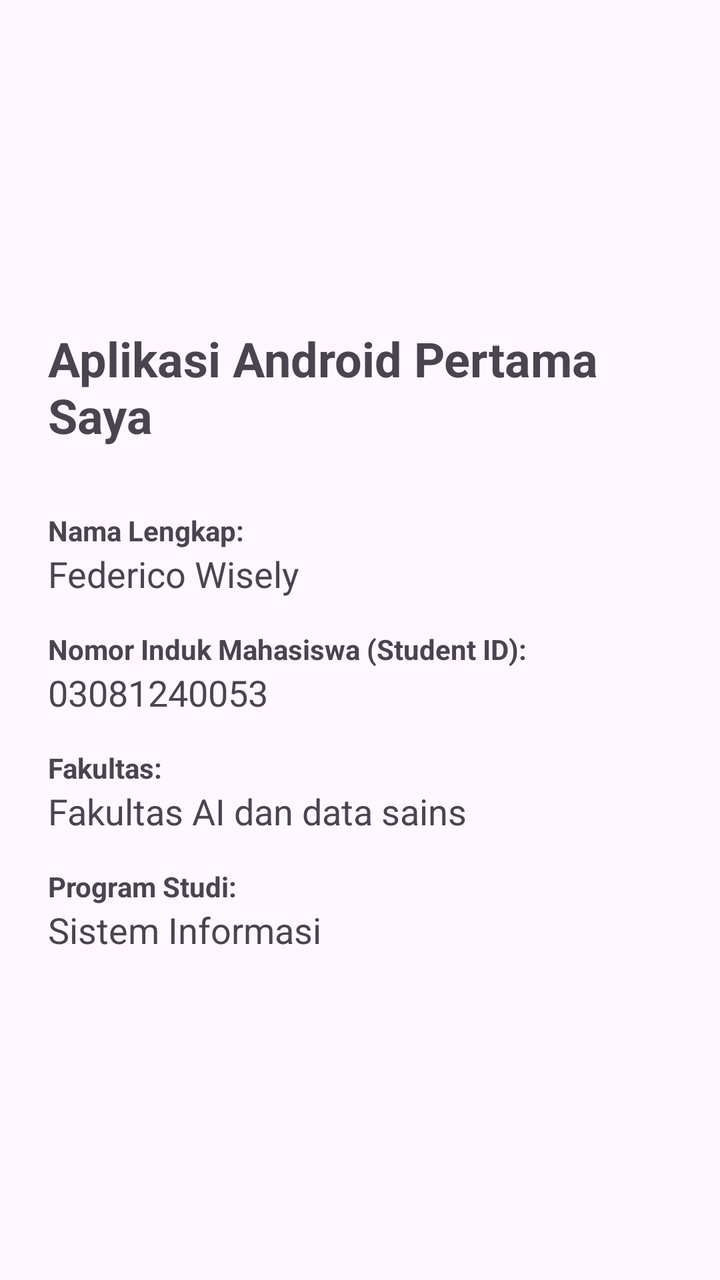
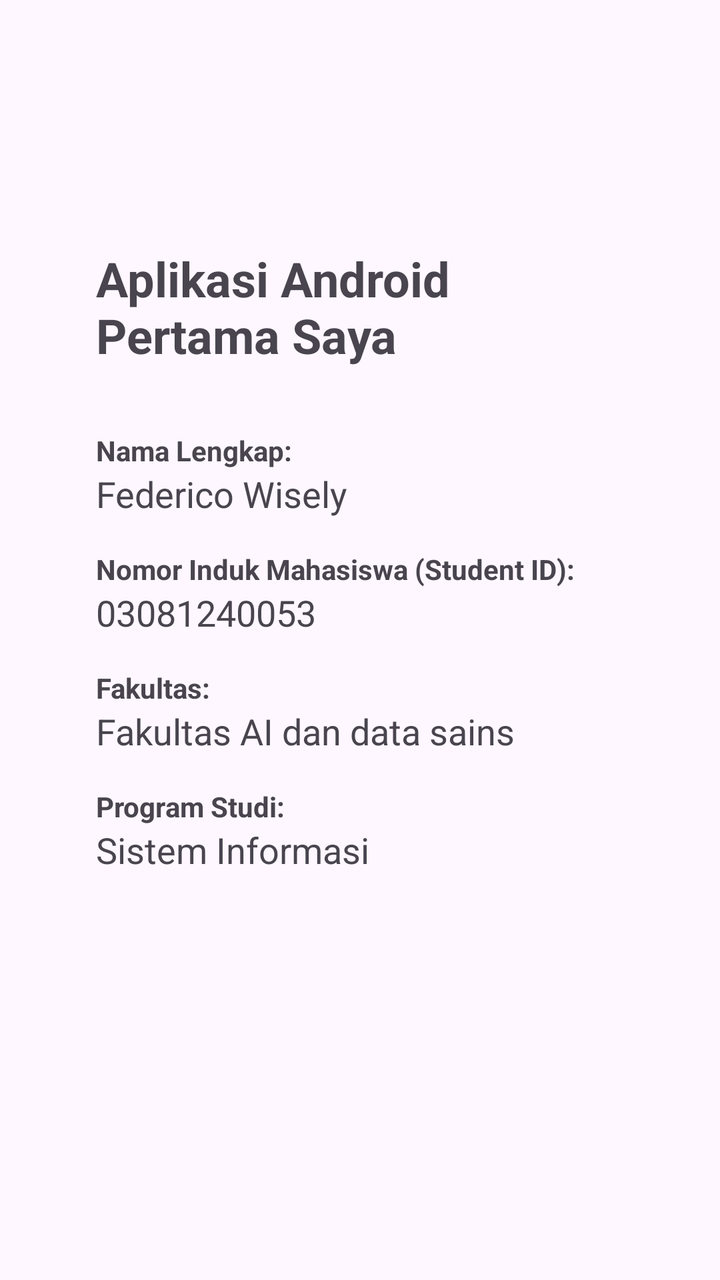

The first picture is an Android layout as it rendered before a commit; the second is the same layout after the commit. The layout source and the unified diff follow.
<!-- AndroidManifest.xml: application theme Theme.MyApplication -->
<!-- res/layout/activity_main.xml -->
<?xml version="1.0" encoding="utf-8"?>
<LinearLayout xmlns:android="http://schemas.android.com/apk/res/android"
    xmlns:tools="http://schemas.android.com/tools"
    android:layout_width="match_parent"
    android:layout_height="match_parent"
    android:orientation="vertical"
    android:padding="24dp"
    android:gravity="center_vertical"
    tools:context=".MainActivity">

    
    <TextView
        android:layout_width="wrap_content"
        android:layout_height="wrap_content"
        android:text="Aplikasi Android Pertama Saya"
        android:textSize="24sp"
        android:textStyle="bold"
        android:layout_gravity="center_horizontal"
        android:layout_marginBottom="32dp" />

    
    <TextView
        android:layout_width="wrap_content"
        android:layout_height="wrap_content"
        android:text="Nama Lengkap:"
        android:textStyle="bold"
        android:textSize="14sp" />
    <TextView
        android:layout_width="wrap_content"
        android:layout_height="wrap_content"
        android:text="Federico Wisely"
        android:textSize="18sp"
        android:layout_marginBottom="16dp" />

    
    <TextView
        android:layout_width="wrap_content"
        android:layout_height="wrap_content"
        android:text="Nomor Induk Mahasiswa (Student ID):"
        android:textStyle="bold"
        android:textSize="14sp" />
    <TextView
        android:layout_width="wrap_content"
        android:layout_height="wrap_content"
        android:text="03081240053"
        android:textSize="18sp"
        android:layout_marginBottom="16dp" />

    
    <TextView
        android:layout_width="wrap_content"
        android:layout_height="wrap_content"
        android:text="Fakultas:"
        android:textStyle="bold"
        android:textSize="14sp" />

    
    <TextView
        android:layout_width="wrap_content"
        android:layout_height="wrap_content"
        android:layout_marginBottom="16dp"
        android:text="Fakultas AI dan data sains"
        android:textSize="18sp" />

    <TextView
        android:layout_width="wrap_content"
        android:layout_height="wrap_content"
        android:text="Program Studi:"
        android:textStyle="bold"
        android:textSize="14sp" />
    <TextView
        android:layout_width="wrap_content"
        android:layout_height="wrap_content"
        android:text="Sistem Informasi"
        android:textSize="18sp" />

</LinearLayout>
<!-- resources referenced by this layout -->
<resources>
  <style name="Theme.MyApplication" parent="Base.Theme.MyApplication" />
  <style name="Base.Theme.MyApplication" parent="Theme.Material3.DayNight.NoActionBar">
          
          
      </style>
</resources>

<!-- the commit's change to res/layout/activity_main.xml (unified diff, before → after) -->
@@ -9,6 +9,81 @@
     tools:context=".MainActivity">
 
     
+    <LinearLayout
+        android:layout_width="match_parent"
+        android:layout_height="match_parent"
+        android:gravity="center_vertical"
+        android:orientation="vertical"
+        android:padding="24dp"
+        tools:context=".MainActivity">
+
+        <TextView
+            android:layout_width="wrap_content"
+            android:layout_height="wrap_content"
+            android:layout_gravity="center_horizontal"
+            android:layout_marginBottom="32dp"
+            android:text="Aplikasi Android Pertama Saya"
+            android:textSize="24sp"
+            android:textStyle="bold" />
+
+        <TextView
+            android:layout_width="wrap_content"
+            android:layout_height="wrap_content"
+            android:text="Nama Lengkap:"
+            android:textSize="14sp"
+            android:textStyle="bold" />
+
+        <TextView
+            android:id="@+id/txvnama"
+            android:layout_width="wrap_content"
+            android:layout_height="wrap_content"
+            android:layout_marginBottom="16dp"
+            android:text="Federico Wisely"
+            android:textSize="18sp" />
+
+        <TextView
+            android:layout_width="wrap_content"
+            android:layout_height="wrap_content"
+            android:text="Nomor Induk Mahasiswa (Student ID):"
+            android:textSize="14sp"
+            android:textStyle="bold" />
+
+        <TextView
+            android:layout_width="wrap_content"
+            android:layout_height="wrap_content"
+            android:layout_marginBottom="16dp"
+            android:text="03081240053"
+            android:textSize="18sp" />
+
+        <TextView
+            android:layout_width="wrap_content"
+            android:layout_height="wrap_content"
+            android:text="Fakultas:"
+            android:textSize="14sp"
+            android:textStyle="bold" />
+
+        <TextView
+            android:layout_width="wrap_content"
+            android:layout_height="wrap_content"
+            android:layout_marginBottom="16dp"
+            android:text="Fakultas AI dan data sains"
+            android:textSize="18sp" />
+
+        <TextView
+            android:layout_width="wrap_content"
+            android:layout_height="wrap_content"
+            android:text="Program Studi:"
+            android:textSize="14sp"
+            android:textStyle="bold" />
+
+        <TextView
+            android:layout_width="wrap_content"
+            android:layout_height="wrap_content"
+            android:text="Sistem Informasi"
+            android:textSize="18sp" />
+
+    </LinearLayout>
+
     <TextView
         android:layout_width="wrap_content"
         android:layout_height="wrap_content"
